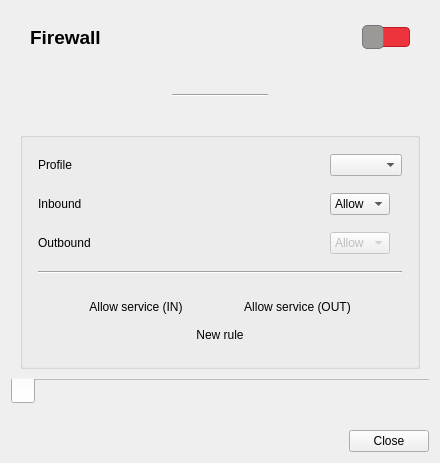
Qt form ui/opensnitch/res/firewall.ui (evilsocket/opensnitch) before a commit.
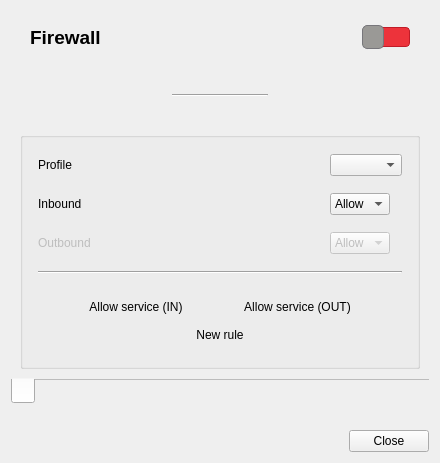
The same form after that commit. Icons and pictures are not drawn.

Commit message:
ui, fw: disable output policy configuration
Disable for now output policy configuration. Setting it to Drop blocks
all outbound connections.

```diff
--- a/ui/opensnitch/res/firewall.ui
+++ b/ui/opensnitch/res/firewall.ui
@@ -306,6 +306,9 @@
           </item>
           <item row="2" column="0">
            <widget class="QLabel" name="label_4">
+            <property name="enabled">
+             <bool>false</bool>
+            </property>
             <property name="text">
              <string>Outbound</string>
             </property>
```
The commit also changes 1 other file.
